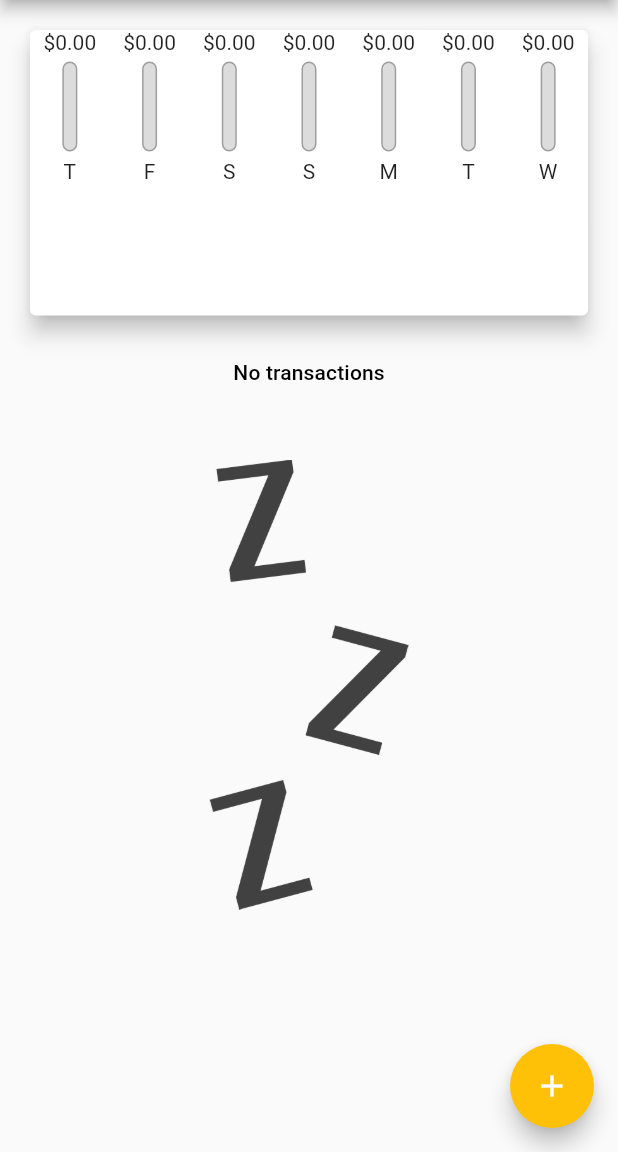
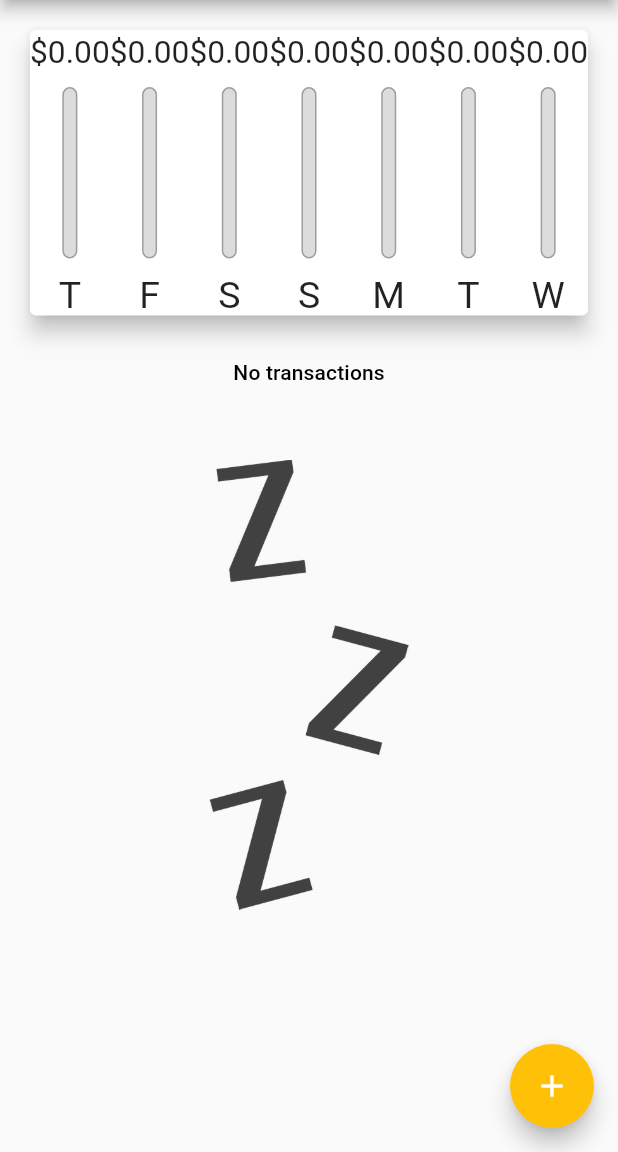
Before and after one commit to AllanCicceri/ExpensesApp, a Flutter app: the screen it shows after launch, on a phone screen of 412 x 824 dp, the part 84-1236 px from its top. Run offline on Flutter 3.47's test engine with Material 2 defaults, Android fonts, the phone set to English and light mode, and no system bars; missing offline and left inert: dart:ffi.

Commit message:
add: layoutbuilder to chart

```diff
--- a/lib/components/chart_bar.dart
+++ b/lib/components/chart_bar.dart
@@ -9,16 +9,21 @@ class ChartBar extends StatelessWidget {
 
   @override
   Widget build(BuildContext context) {
+    return LayoutBuilder(builder: ((context, constraints) {
       return Column(
         children: [
-        FittedBox(
-            fit: BoxFit.contain, child: Text('\$${value.toStringAsFixed(2)}')),
+          Container(
+            height: constraints.maxHeight * 0.15,
+            child: FittedBox(
+                fit: BoxFit.contain,
+                child: Text('\$${value.toStringAsFixed(2)}')),
+          ),
           SizedBox(
-          height: 5,
+            height: constraints.maxHeight * 0.05,
           ),
           Container(
             width: 10,
-          height: 60,
+            height: constraints.maxHeight * 0.6,
             child: Stack(
               alignment: Alignment.bottomCenter,
               children: [
@@ -45,10 +50,13 @@ class ChartBar extends StatelessWidget {
             ),
           ),
           SizedBox(
-          height: 5,
+            height: constraints.maxHeight * 0.05,
           ),
-        Text(label),
+          Container(
+              height: constraints.maxHeight * 0.15,
+              child: FittedBox(child: Text(label))),
         ],
       );
+    }));
   }
 }
```
Lines whose indentation alone changed are shown as unchanged.
